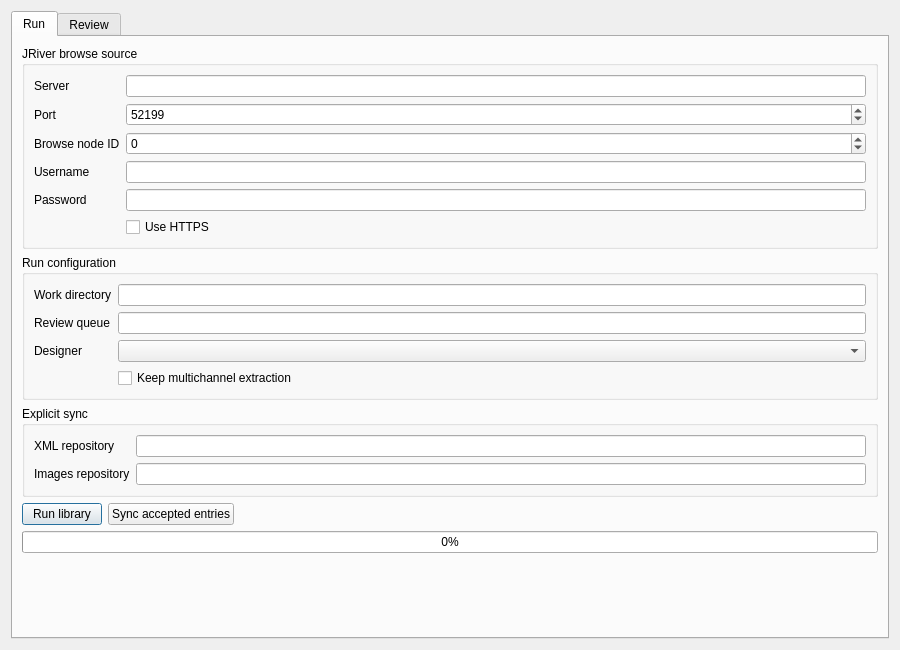
This is src/main/python/ui/library_sync.ui in 3ll3d00d/beqdesigner as Qt 5 draws it before an edit. The edited form follows.
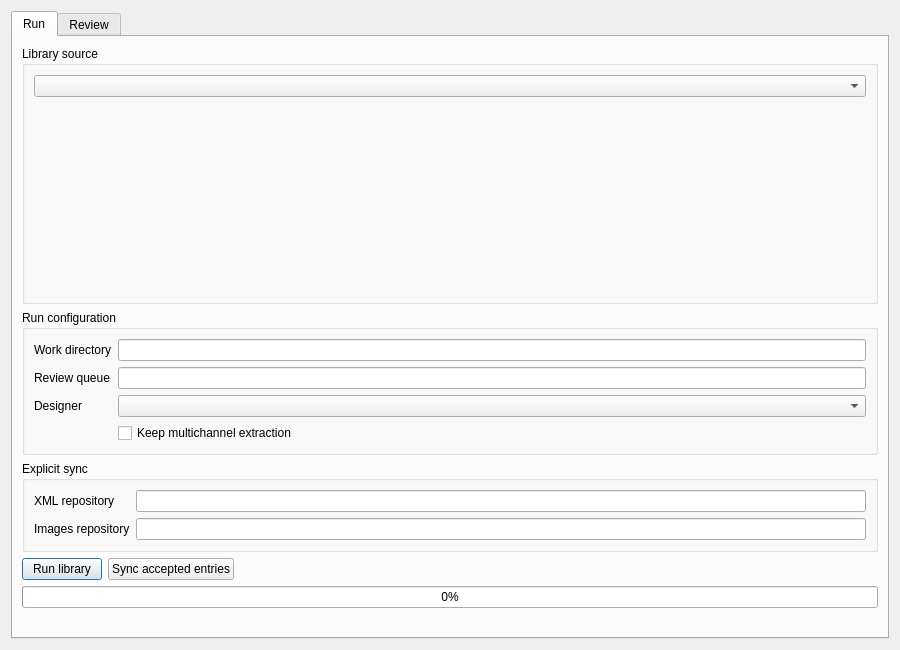
This is the edited form.

Commit message: Add a library source picker to Library Sync

```diff
--- a/src/main/python/ui/library_sync.ui
+++ b/src/main/python/ui/library_sync.ui
@@ -12,19 +12,10 @@
       <layout class="QVBoxLayout" name="runLayout">
        <item>
         <widget class="QGroupBox" name="sourceGroup">
-         <property name="title"><string>JRiver browse source</string></property>
-         <layout class="QFormLayout" name="sourceForm">
-          <item row="0" column="0"><widget class="QLabel" name="serverLabel"><property name="text"><string>Server</string></property></widget></item>
-          <item row="0" column="1"><widget class="QLineEdit" name="serverEdit"/></item>
-          <item row="1" column="0"><widget class="QLabel" name="portLabel"><property name="text"><string>Port</string></property></widget></item>
-          <item row="1" column="1"><widget class="QSpinBox" name="portSpin"><property name="maximum"><number>65535</number></property><property name="value"><number>52199</number></property></widget></item>
-          <item row="2" column="0"><widget class="QLabel" name="browseNodeLabel"><property name="text"><string>Browse node ID</string></property></widget></item>
-          <item row="2" column="1"><widget class="QSpinBox" name="browseNodeSpin"><property name="minimum"><number>-1</number></property><property name="maximum"><number>2147483647</number></property></widget></item>
-          <item row="3" column="0"><widget class="QLabel" name="usernameLabel"><property name="text"><string>Username</string></property></widget></item>
-          <item row="3" column="1"><widget class="QLineEdit" name="usernameEdit"/></item>
-          <item row="4" column="0"><widget class="QLabel" name="passwordLabel"><property name="text"><string>Password</string></property></widget></item>
-          <item row="4" column="1"><widget class="QLineEdit" name="passwordEdit"><property name="echoMode"><enum>QLineEdit::Password</enum></property></widget></item>
-          <item row="5" column="1"><widget class="QCheckBox" name="sslCheck"><property name="text"><string>Use HTTPS</string></property></widget></item>
+         <property name="title"><string>Library source</string></property>
+         <layout class="QVBoxLayout" name="sourceLayout">
+          <item><widget class="QComboBox" name="sourceCombo"/></item>
+          <item><widget class="QStackedWidget" name="sourceStack"/></item>
          </layout>
         </widget>
        </item>
```
The commit also changes 6 other files.
